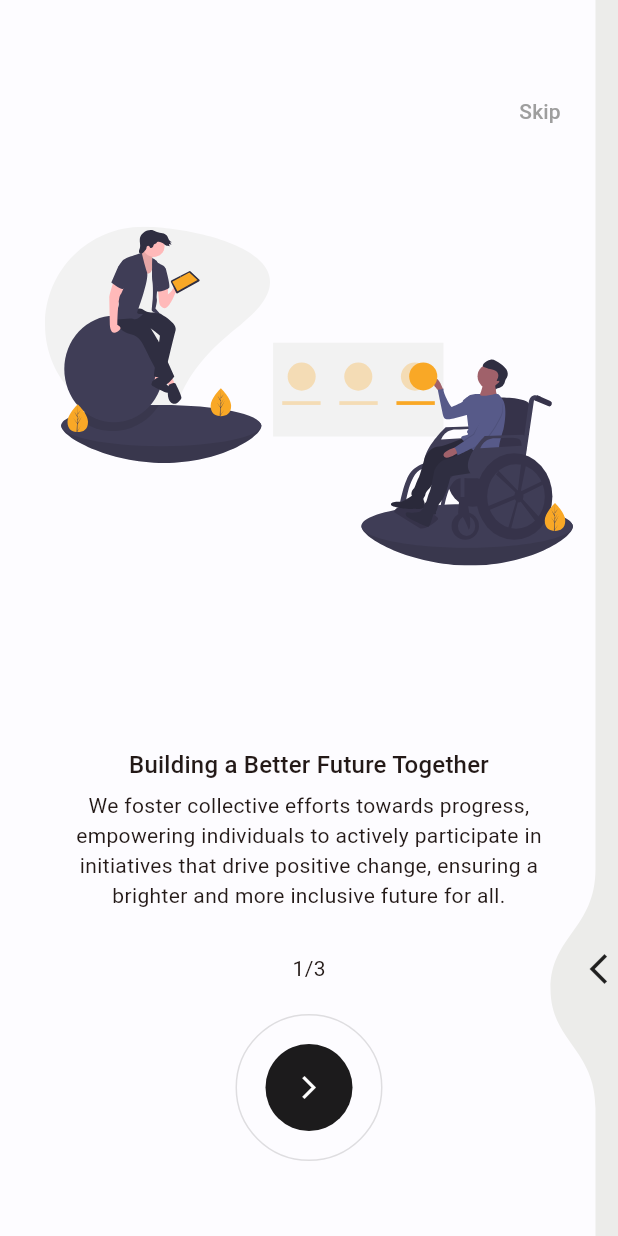
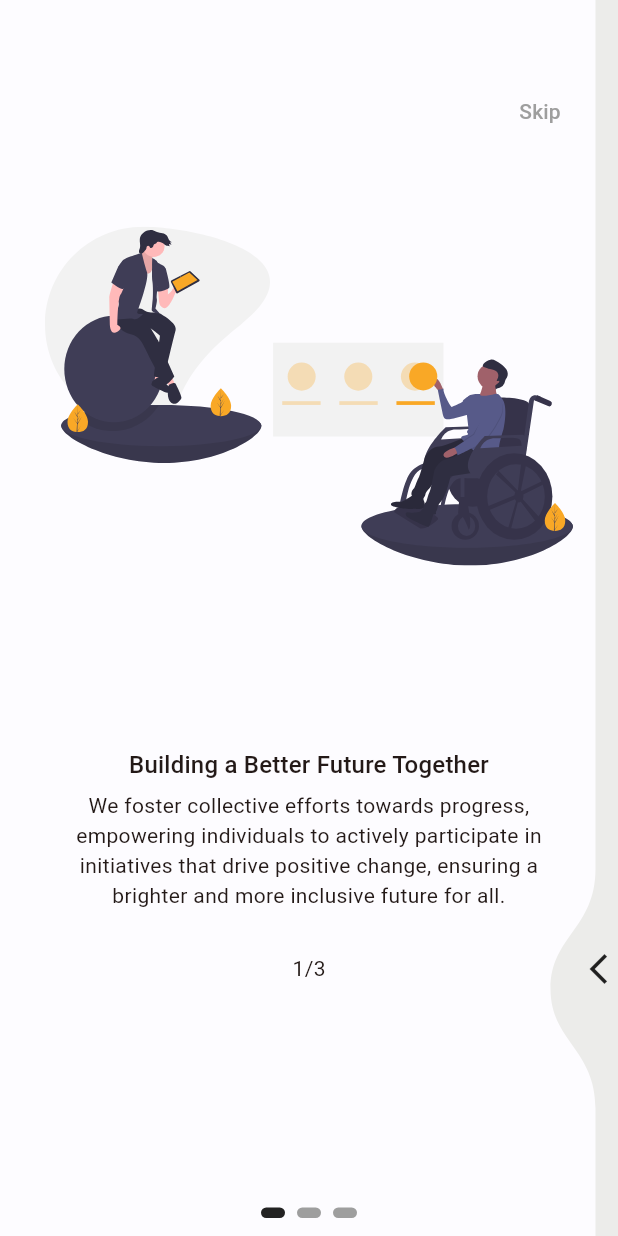
Before and after one commit to jtrznadel/social_ease, a Flutter app: the screen it shows after launch, on a phone screen of 412 x 824 dp. Run offline on Flutter 3.47's test engine with Material 2 defaults, Android fonts, the phone set to English and light mode, and no system bars; drawn by our look-alikes of liquid_swipe, smooth_page_indicator; our stand-ins replace flutter_svg, get, google_fonts.

Commit message:
on_boarding_page updated

```diff
--- a/lib/features/authentication/components/on_boarding_page_widget.dart
+++ b/lib/features/authentication/components/on_boarding_page_widget.dart
@@ -13,13 +13,14 @@ class OnBoardingPageWidget extends StatelessWidget {
   final OnBoardingModel model;
   @override
   Widget build(BuildContext context) {
+    final size = MediaQuery.of(context).size;
     return Container(
       padding: const EdgeInsets.all(tDefaultSize),
       color: model.bgColor,
       child:
           Column(mainAxisAlignment: MainAxisAlignment.spaceEvenly, children: [
         Container(
-            height: model.height * 0.5, child: SvgPicture.asset(model.image)),
+            height: size.height * 0.5, child: SvgPicture.asset(model.image)),
         Column(
           children: [
             Text(
@@ -27,7 +28,7 @@ class OnBoardingPageWidget extends StatelessWidget {
               textAlign: TextAlign.center,
               style: Theme.of(context).textTheme.titleMedium,
             ),
-            SizedBox(
+            const SizedBox(
               height: 5.0,
             ),
             Text(
@@ -38,7 +39,7 @@ class OnBoardingPageWidget extends StatelessWidget {
           ],
         ),
         Text(model.counterIndicator),
-        SizedBox(height: model.height * 0.1)
+        SizedBox(height: size.height * 0.1)
       ]),
     );
   }
--- /dev/null
+++ b/lib/features/authentication/controllers/on_boarding_controller.dart
@@ -0,0 +1,47 @@
+import 'package:get/get.dart';
+import 'package:liquid_swipe/PageHelpers/LiquidController.dart';
+
+import '../../../constants/colors.dart';
+import '../../../constants/image_strings.dart';
+import '../../../constants/text_strings.dart';
+import '../components/on_boarding_page_widget.dart';
+import '../models/model_on_boarding.dart';
+
+class OnBoardingController extends GetxController {
+  final controller = LiquidController();
+  RxInt currentPage = 0.obs;
+
+  final pages = [
+    OnBoardingPageWidget(
+      model: OnBoardingModel(
+        image: tOnBoardingImage1,
+        title: tOnBoardingTitle1,
+        subTitle: tOnBoardingSubTitle1,
+        counterIndicator: "1/3",
+        bgColor: tOnBoardingPage1Color,
+      ),
+    ),
+    OnBoardingPageWidget(
+      model: OnBoardingModel(
+        image: tOnBoardingImage2,
+        title: tOnBoardingTitle2,
+        subTitle: tOnBoardingSubTitle2,
+        counterIndicator: "2/3",
+        bgColor: tOnBoardingPage2Color,
+      ),
+    ),
+    OnBoardingPageWidget(
+      model: OnBoardingModel(
+        image: tOnBoardingImage3,
+        title: tOnBoardingTitle3,
+        subTitle: tOnBoardingSubTitle3,
+        counterIndicator: "3/3",
+        bgColor: tOnBoardingPage3Color,
+      ),
+    )
+  ];
+
+  onPageChangeCallback(int activePageIndex) => currentPage.value = activePageIndex;
+
+  skip() => controller.jumpToPage(page: 2);
+}
--- a/lib/features/authentication/models/model_on_boarding.dart
+++ b/lib/features/authentication/models/model_on_boarding.dart
@@ -6,13 +6,11 @@ class OnBoardingModel {
   final String subTitle;
   final String counterIndicator;
   final Color bgColor;
-  final double height;
 
   OnBoardingModel(
       {required this.image,
       required this.title,
       required this.subTitle,
       required this.counterIndicator,
-      required this.bgColor,
-      required this.height});
+      required this.bgColor});
 }
--- a/lib/features/authentication/screens/on_boarding/on_boarding_screen.dart
+++ b/lib/features/authentication/screens/on_boarding/on_boarding_screen.dart
@@ -1,87 +1,64 @@
 import 'package:flutter/material.dart';
+import 'package:get/get.dart';
 import 'package:liquid_swipe/liquid_swipe.dart';
-import 'package:social_ease/constants/colors.dart';
-import 'package:social_ease/constants/image_strings.dart';
-import 'package:social_ease/constants/sizes.dart';
-import 'package:social_ease/constants/text_strings.dart';
-import 'package:social_ease/features/authentication/components/on_boarding_page_widget.dart';
-import 'package:social_ease/features/authentication/models/model_on_boarding.dart';
-import 'package:smooth';
+import 'package:smooth_page_indicator/smooth_page_indicator.dart';
+import 'package:social_ease/features/authentication/controllers/on_boarding_controller.dart';
 
+//ignore: must_be_immutable
 class OnBoardingScreen extends StatelessWidget {
-  const OnBoardingScreen({super.key});
+  OnBoardingScreen({super.key});
 
   @override
   Widget build(BuildContext context) {
-    final size = MediaQuery.of(context).size;
-    final pages = [
-      OnBoardingPageWidget(
-        model: OnBoardingModel(
-          image: tOnBoardingImage1,
-          title: tOnBoardingTitle1,
-          subTitle: tOnBoardingSubTitle1,
-          counterIndicator: "1/3",
-          height: size.height,
-          bgColor: tOnBoardingPage1Color,
-        ),
-      ),
-      OnBoardingPageWidget(
-        model: OnBoardingModel(
-          image: tOnBoardingImage2,
-          title: tOnBoardingTitle2,
-          subTitle: tOnBoardingSubTitle2,
-          counterIndicator: "2/3",
-          height: size.height,
-          bgColor: tOnBoardingPage2Color,
-        ),
-      ),
-      OnBoardingPageWidget(
-        model: OnBoardingModel(
-          image: tOnBoardingImage3,
-          title: tOnBoardingTitle3,
-          subTitle: tOnBoardingSubTitle3,
-          counterIndicator: "3/3",
-          height: size.height,
-          bgColor: tOnBoardingPage3Color,
-        ),
-      )
-    ];
+    final obController = OnBoardingController();
 
     return Scaffold(
       body: Stack(
         alignment: Alignment.center,
         children: [
           LiquidSwipe(
-            pages: pages,
+            liquidController: obController.controller,
+            onPageChangeCallback: obController.onPageChangeCallback,
+            pages: obController.pages,
             slideIconWidget: Icon(Icons.arrow_back_ios_new),
             enableSideReveal: true,
           ),
-          Positioned(
-              bottom: 50.0,
-              child: OutlinedButton(
-                onPressed: () {},
-                style: ElevatedButton.styleFrom(
-                    side: const BorderSide(color: Colors.black12),
-                    shape: const CircleBorder(),
-                    padding: const EdgeInsets.all(20),
-                    foregroundColor: Colors.white),
-                child: Container(
-                  padding: const EdgeInsets.all(20.0),
-                  decoration: const BoxDecoration(
-                      color: tDarkColor, shape: BoxShape.circle),
-                  child: const Icon(Icons.arrow_forward_ios),
-                ),
-              )),
+          // Positioned(
+          //     bottom: 50.0,
+          //     child: OutlinedButton(
+          //       onPressed: () {},
+          //       style: ElevatedButton.styleFrom(
+          //           side: const BorderSide(color: Colors.black12),
+          //           shape: const CircleBorder(),
+          //           padding: const EdgeInsets.all(20),
+          //           foregroundColor: Colors.white),
+          //       child: Container(
+          //         padding: const EdgeInsets.all(20.0),
+          //         decoration: const BoxDecoration(
+          //             color: tDarkColor, shape: BoxShape.circle),
+          //         child: const Icon(Icons.arrow_forward_ios),
+          //       ),
+          //     )),
           Positioned(
             top: 50,
             right: 20,
             child: TextButton(
-              onPressed: () {},
-              child: Text(
+              onPressed: () => obController.skip(),
+              child: const Text(
                 "Skip",
                 style: TextStyle(color: Colors.grey),
               ),
             ),
+          ),
+          Obx(
+            () => Positioned(
+                bottom: 12.0,
+                child: AnimatedSmoothIndicator(
+                  activeIndex: obController.currentPage.value,
+                  count: 3,
+                  effect: const WormEffect(
+                      activeDotColor: Colors.black87, dotHeight: 7.0),
+                )),
           ),
         ],
       ),
--- a/lib/main.dart
+++ b/lib/main.dart
@@ -33,6 +33,6 @@ class MyApp extends StatelessWidget {
           colorScheme: ColorScheme.fromSeed(seedColor: Colors.deepOrange),
           useMaterial3: true,
         ),
-        home: const OnBoardingScreen());
+        home: OnBoardingScreen());
   }
 }
--- a/pubspec.yaml
+++ b/pubspec.yaml
@@ -38,6 +38,8 @@ dependencies:
   google_fonts: ^4.0.5
   liquid_swipe: ^3.1.0
   flutter_svg: ^2.0.6
+  smooth_page_indicator: ^1.1.0
+  get: ^4.6.5
 
 dev_dependencies:
   flutter_test:
```
Also changed, not shown: pubspec.lock.
